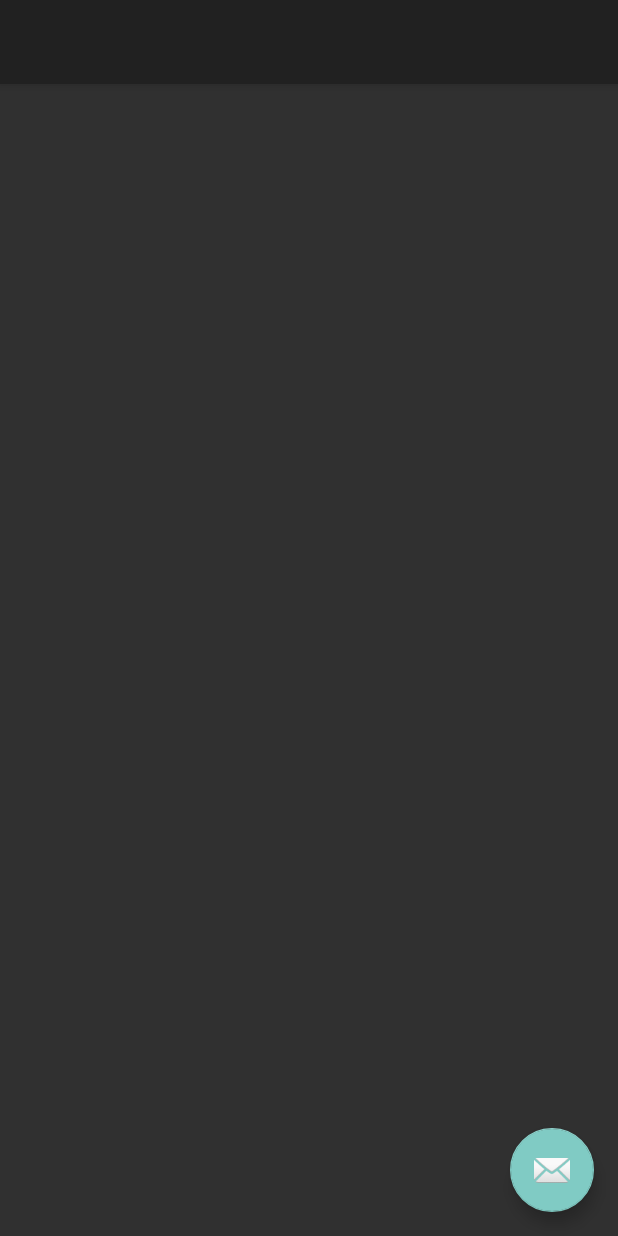
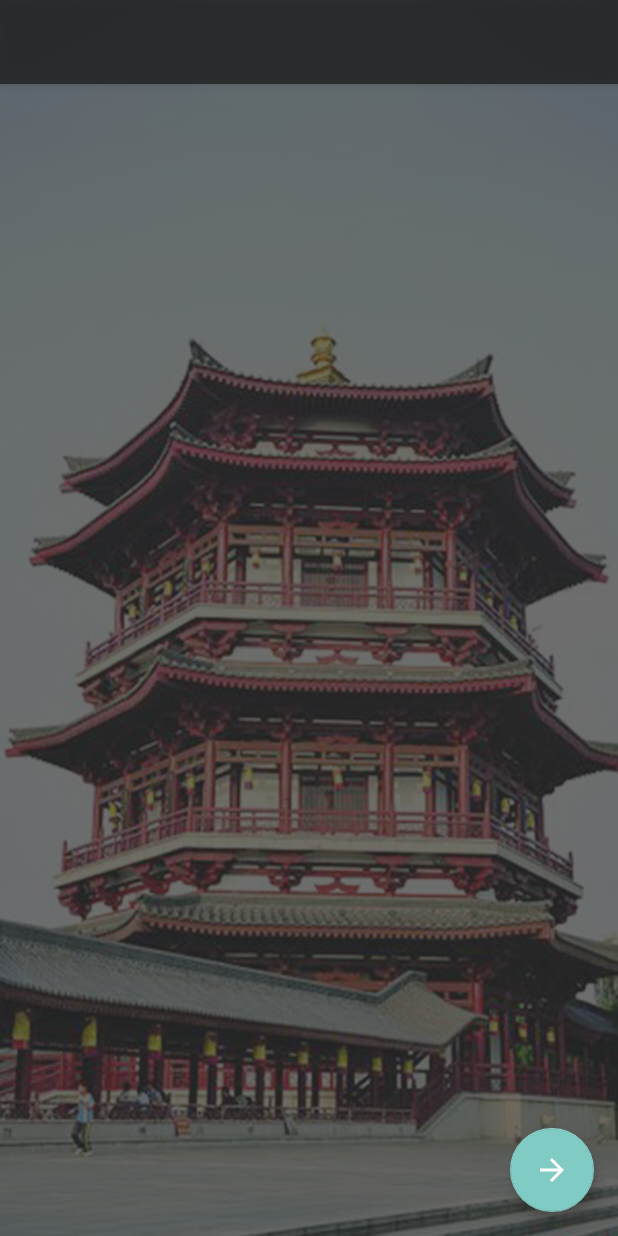
Before and after one commit to vk2211/PrintAr, an Android app: the layout activity_yipai_demo.xml on its own in the app's theme, with its tools: preview values and no code run, on a phone screen of 412 x 824 dp. Run offline under Robolectric (Android 15) with nearby library versions, the phone set to English and light mode, and no system bars.

Commit message:
同州里修改

```diff
--- a/app/src/main/java/com/yipai/printar/utils/RealmUtils.java
+++ b/app/src/main/java/com/yipai/printar/utils/RealmUtils.java
@@ -33,6 +33,5 @@ public class RealmUtils {
 	/***获得realm对象*/
 	public Realm getRealm() {
 		return Realm.getInstance(new RealmConfiguration.Builder(App.getContext()).name(realName).build());
-
 	}
 }
--- /dev/null
+++ b/app/src/main/res/drawable/ic_arrow_forward_white.xml
@@ -0,0 +1,9 @@
+<vector xmlns:android="http://schemas.android.com/apk/res/android"
+        android:width="24dp"
+        android:height="24dp"
+        android:viewportWidth="24.0"
+        android:viewportHeight="24.0">
+    <path
+        android:fillColor="#FFFFFFFF"
+        android:pathData="M12,4l-1.41,1.41L16.17,11H4v2h12.17l-5.58,5.59L12,20l8,-8z"/>
+</vector>
--- a/app/src/main/res/layout/activity_ar_camera.xml
+++ b/app/src/main/res/layout/activity_ar_camera.xml
@@ -26,5 +26,6 @@
 		android:layout_width="80dp"
 		android:layout_height="wrap_content"
 		android:layout_gravity="bottom"
+		android:alpha="0.3"
 		android:drawableTop="@drawable/ic_movice_selector"/>
 </FrameLayout>
--- a/app/src/main/res/layout/activity_yipai_demo.xml
+++ b/app/src/main/res/layout/activity_yipai_demo.xml
@@ -7,9 +7,17 @@
 	android:layout_height="match_parent"
 	tools:context="com.yipai.printar.ui.YipaiDemoActivity">
 
+	<ImageView
+		android:layout_width="match_parent"
+		android:layout_height="wrap_content"
+		android:alpha="0.3"
+		android:scaleType="centerCrop"
+		android:src="@drawable/tongzhouli_background"/>
+
 	<android.support.design.widget.AppBarLayout
 		android:layout_width="match_parent"
 		android:layout_height="wrap_content"
+		android:alpha="0.8"
 		android:theme="@style/AppTheme.AppBarOverlay">
 
 		<android.support.v7.widget.Toolbar
@@ -29,6 +37,6 @@
 		android:layout_height="wrap_content"
 		android:layout_gravity="bottom|end"
 		android:layout_margin="@dimen/fab_margin"
-		app:srcCompat="@android:drawable/ic_dialog_email"/>
+		app:srcCompat="@drawable/ic_arrow_forward_white"/>
 
 </android.support.design.widget.CoordinatorLayout>
```
Also changed, not shown: app/src/main/AndroidManifest.xml (+10 -0 lines), app/src/main/java/com/yipai/printar/ar/ArCameraActivity.java (+3 -1 lines), app/src/main/java/com/yipai/printar/ui/ArActivity.java (+6 -2 lines), app/src/main/java/com/yipai/printar/ui/YipaiDemoActivity.java (+22 -4 lines), app/src/main/java/com/yipai/printar/utils/VideoDataSheet.java (+10 -0 lines), app/src/main/java/com/yipai/printar/utils/file/AssetsUtil.java (added, +60 -0 lines), app/src/main/assets/tongzhouli.jpg (added), app/src/main/assets/tongzhouli1.png (added), app/src/main/res/drawable/tongzhouli_background.jpg (added), app/src/main/res/mipmap-hdpi/ic_launcher.png, app/src/main/res/mipmap-mdpi/ic_launcher.png, app/src/main/res/mipmap-xhdpi/ic_launcher.png, app/src/main/res/mipmap-xxhdpi/ic_launcher.png, app/src/main/res/mipmap-xxxhdpi/ic_launcher.png, 2 other files.
